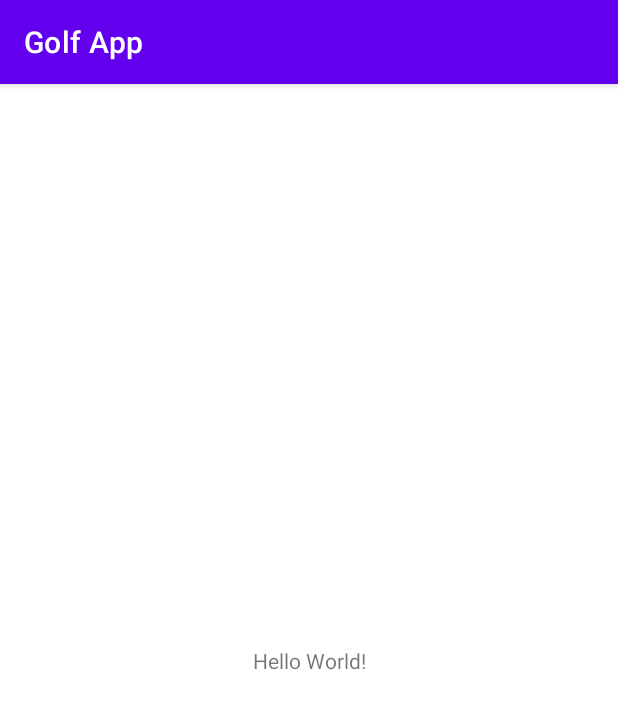
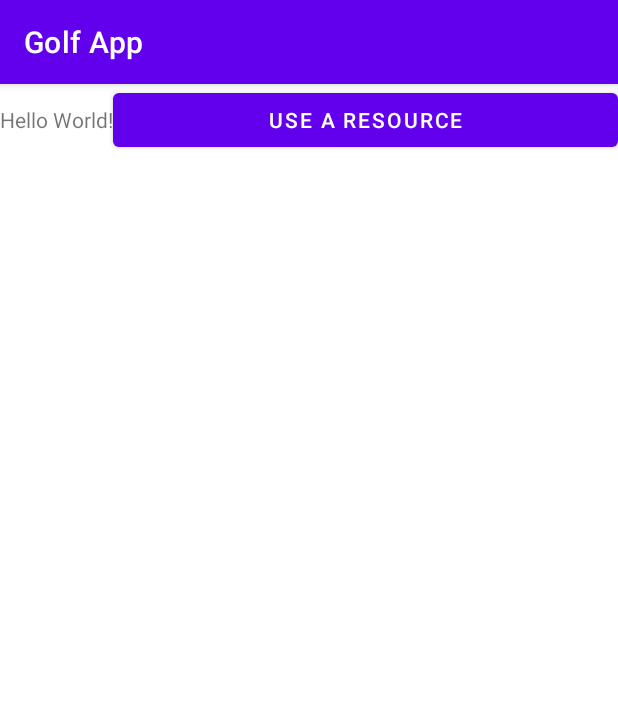
Before and after one commit to jackkistler/Golf-App, an Android app: the screen it shows after launch (MainActivity), on a phone screen of 412 x 824 dp. Shown: the top 709 px of the screen. Run offline under Robolectric (Android 15) with nearby library versions, the phone set to English and light mode, and no system bars.

Commit message:
models created, started main activity nav

```diff
--- a/app/build.gradle
+++ b/app/build.gradle
@@ -33,6 +33,8 @@
     implementation 'androidx.appcompat:appcompat:1.5.1'
     implementation 'com.google.android.material:material:1.8.0'
     implementation 'androidx.constraintlayout:constraintlayout:2.1.4'
+    implementation 'androidx.appcompat:appcompat:1.0.0'
+    implementation 'androidx.constraintlayout:constraintlayout:1.1.3'
     testImplementation 'junit:junit:4.13.2'
     androidTestImplementation 'androidx.test.ext:junit:1.1.5'
     androidTestImplementation 'androidx.test.espresso:espresso-core:3.5.1'
--- a/app/src/main/java/com/example/golfapp/MainActivity.java
+++ b/app/src/main/java/com/example/golfapp/MainActivity.java
@@ -2,8 +2,11 @@
 
 import androidx.appcompat.app.AppCompatActivity;
 
+import android.content.Intent;
 import android.os.Bundle;
 import android.util.Log;
+import android.view.View;
+import android.widget.Button;
 
 import com.example.golfapp.models.Club;
 import com.example.golfapp.models.Stroke;
@@ -14,18 +17,28 @@
 
     public static final String TAG = "MainActivity";
 
+    Button btnStrokeList;
+
     @Override
     protected void onCreate(Bundle savedInstanceState) {
         super.onCreate(savedInstanceState);
         setContentView(R.layout.activity_main);
 
-        Club c = new Club(1, "test", new Date(123,8,22));
-        Stroke s = new Stroke(1, new Date(), c, 100, "Hook");
+//        Club c = new Club(1, "test", new Date(123,8,22));
+//        Stroke s = new Stroke(1, new Date(), c, 100, "Hook");
+//
+//        Log.d(TAG, c.toString());
+//        Log.d(TAG, s.toString());
 
+        btnStrokeList = findViewById(R.id.btnStrokeList);
+        btnStrokeList.setOnClickListener(new View.OnClickListener() {
+            @Override
+            public void onClick(View view) {
+                Intent i = new Intent(MainActivity.this, StrokeListActivity.class);
+                startActivity(i);
+            }
+        });
 
-
-        Log.d(TAG, c.toString());
-        Log.d(TAG, s.toString());
 
     }
 }
--- a/app/src/main/res/layout/activity_main.xml
+++ b/app/src/main/res/layout/activity_main.xml
@@ -1,5 +1,5 @@
 <?xml version="1.0" encoding="utf-8"?>
-<androidx.constraintlayout.widget.ConstraintLayout xmlns:android="http://schemas.android.com/apk/res/android"
+<LinearLayout xmlns:android="http://schemas.android.com/apk/res/android"
     xmlns:app="http://schemas.android.com/apk/res-auto"
     xmlns:tools="http://schemas.android.com/tools"
     android:layout_width="match_parent"
@@ -15,4 +15,11 @@
         app:layout_constraintStart_toStartOf="parent"
         app:layout_constraintTop_toTopOf="parent" />
 
-</androidx.constraintlayout.widget.ConstraintLayout>
+    <Button
+        android:id="@+id/btnStrokeList"
+        android:layout_width="wrap_content"
+        android:layout_height="wrap_content"
+        android:layout_weight="1"
+        android:text="use a resource" />
+
+</LinearLayout>
--- a/gradle.properties
+++ b/gradle.properties
@@ -19,3 +19,5 @@
 # resources declared in the library itself and none from the library's dependencies,
 # thereby reducing the size of the R class for that library
 android.nonTransitiveRClass=true
+android.useAndroidX=true
+android.enableJetifier=true
```
Also changed, not shown: app/src/main/AndroidManifest.xml (+7 -0 lines), app/src/main/java/com/example/golfapp/StrokeListActivity.java (added, +13 -0 lines), app/src/main/res/layout/activity_stroke_list.xml (added, +15 -0 lines), 1 other file.
